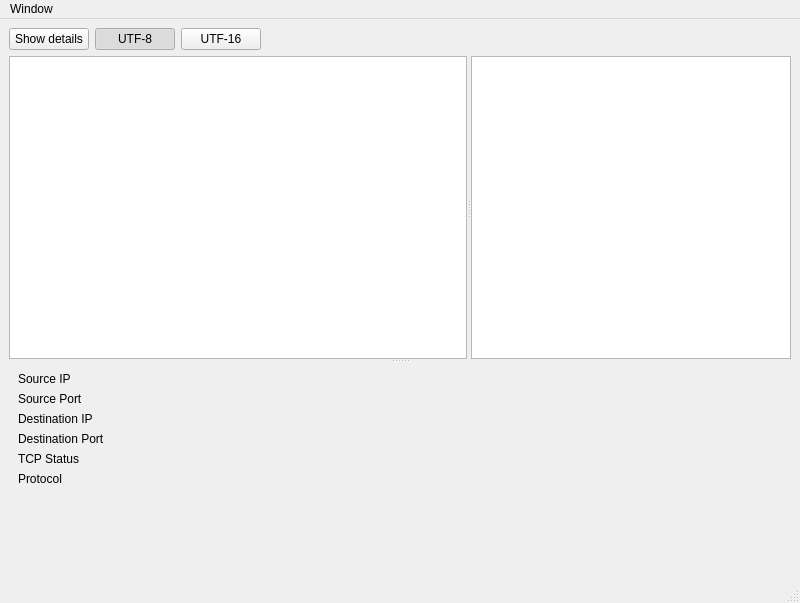
First picture: the form in mainwindow.ui, repository kikz0rsk/FlowLab-Desktop, before the edit.
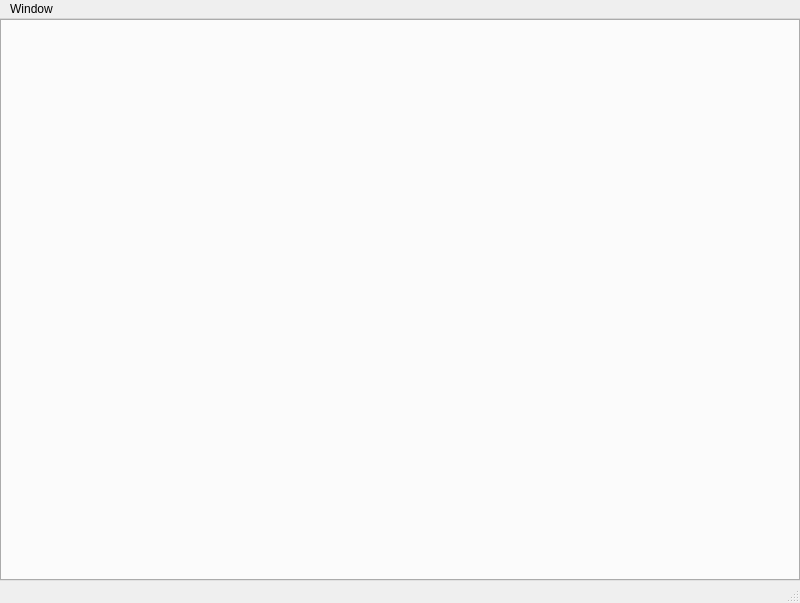
Second picture: the form after the edit.

What changed in the file:
```diff
--- a/mainwindow.ui
+++ b/mainwindow.ui
@@ -32,227 +32,24 @@
      <verstretch>1</verstretch>
     </sizepolicy>
    </property>
-   <layout class="QVBoxLayout" name="verticalLayout">
+   <layout class="QHBoxLayout" name="horizontalLayout">
+    <property name="leftMargin">
+     <number>0</number>
+    </property>
+    <property name="topMargin">
+     <number>0</number>
+    </property>
+    <property name="rightMargin">
+     <number>0</number>
+    </property>
+    <property name="bottomMargin">
+     <number>0</number>
+    </property>
     <item>
-     <layout class="QHBoxLayout" name="horizontalLayout_2">
-      <item>
-       <widget class="QPushButton" name="pushButton">
-        <property name="text">
-         <string>Show details</string>
-        </property>
-       </widget>
-      </item>
-      <item>
-       <widget class="QPushButton" name="utf8Button">
-        <property name="sizePolicy">
-         <sizepolicy hsizetype="Minimum" vsizetype="Fixed">
-          <horstretch>0</horstretch>
-          <verstretch>0</verstretch>
-         </sizepolicy>
-        </property>
-        <property name="text">
-         <string>UTF-8</string>
-        </property>
-        <property name="checkable">
-         <bool>true</bool>
-        </property>
-        <property name="checked">
-         <bool>true</bool>
-        </property>
-        <property name="autoDefault">
-         <bool>false</bool>
-        </property>
-        <property name="flat">
-         <bool>false</bool>
-        </property>
-       </widget>
-      </item>
-      <item>
-       <widget class="QPushButton" name="utf16Button">
-        <property name="text">
-         <string>UTF-16</string>
-        </property>
-        <property name="checkable">
-         <bool>true</bool>
-        </property>
-        <property name="checked">
-         <bool>false</bool>
-        </property>
-       </widget>
-      </item>
-      <item>
-       <spacer name="horizontalSpacer">
-        <property name="orientation">
-         <enum>Qt::Orientation::Horizontal</enum>
-        </property>
-        <property name="sizeHint" stdset="0">
-         <size>
-          <width>40</width>
-          <height>20</height>
-         </size>
-        </property>
-       </spacer>
-      </item>
-     </layout>
-    </item>
-    <item>
-     <widget class="QSplitter" name="splitter_2">
-      <property name="sizePolicy">
-       <sizepolicy hsizetype="Expanding" vsizetype="Expanding">
-        <horstretch>1</horstretch>
-        <verstretch>1</verstretch>
-       </sizepolicy>
+     <widget class="QTabWidget" name="tabWidget">
+      <property name="currentIndex">
+       <number>-1</number>
       </property>
-      <property name="maximumSize">
-       <size>
-        <width>16777215</width>
-        <height>16777215</height>
-       </size>
-      </property>
-      <property name="frameShape">
-       <enum>QFrame::Shape::NoFrame</enum>
-      </property>
-      <property name="orientation">
-       <enum>Qt::Orientation::Vertical</enum>
-      </property>
-      <widget class="QSplitter" name="splitter">
-       <property name="sizePolicy">
-        <sizepolicy hsizetype="Expanding" vsizetype="Expanding">
-         <horstretch>0</horstretch>
-         <verstretch>0</verstretch>
-        </sizepolicy>
-       </property>
-       <property name="orientation">
-        <enum>Qt::Orientation::Horizontal</enum>
-       </property>
-       <widget class="QListView" name="listView">
-        <property name="sizePolicy">
-         <sizepolicy hsizetype="Expanding" vsizetype="Expanding">
-          <horstretch>10</horstretch>
-          <verstretch>0</verstretch>
-         </sizepolicy>
-        </property>
-        <property name="selectionBehavior">
-         <enum>QAbstractItemView::SelectionBehavior::SelectRows</enum>
-        </property>
-       </widget>
-       <widget class="QTextEdit" name="connectionStream">
-        <property name="sizePolicy">
-         <sizepolicy hsizetype="Expanding" vsizetype="Expanding">
-          <horstretch>7</horstretch>
-          <verstretch>0</verstretch>
-         </sizepolicy>
-        </property>
-        <property name="font">
-         <font>
-          <family>Lucida Console</family>
-         </font>
-        </property>
-        <property name="undoRedoEnabled">
-         <bool>false</bool>
-        </property>
-        <property name="readOnly">
-         <bool>true</bool>
-        </property>
-        <property name="acceptRichText">
-         <bool>false</bool>
-        </property>
-       </widget>
-      </widget>
-      <widget class="QFrame" name="formFrame">
-       <property name="sizePolicy">
-        <sizepolicy hsizetype="Expanding" vsizetype="Expanding">
-         <horstretch>0</horstretch>
-         <verstretch>0</verstretch>
-        </sizepolicy>
-       </property>
-       <layout class="QFormLayout" name="formLayout">
-        <item row="0" column="0">
-         <widget class="QLabel" name="label">
-          <property name="text">
-           <string>Source IP</string>
-          </property>
-         </widget>
-        </item>
-        <item row="0" column="1">
-         <widget class="QLabel" name="sourceIpText">
-          <property name="text">
-           <string/>
-          </property>
-         </widget>
-        </item>
-        <item row="1" column="0">
-         <widget class="QLabel" name="label_3">
-          <property name="text">
-           <string>Source Port</string>
-          </property>
-         </widget>
-        </item>
-        <item row="1" column="1">
-         <widget class="QLabel" name="sourcePortText">
-          <property name="text">
-           <string/>
-          </property>
-         </widget>
-        </item>
-        <item row="2" column="0">
-         <widget class="QLabel" name="label_5">
-          <property name="text">
-           <string>Destination IP</string>
-          </property>
-         </widget>
-        </item>
-        <item row="2" column="1">
-         <widget class="QLabel" name="destinationIpText">
-          <property name="text">
-           <string/>
-          </property>
-         </widget>
-        </item>
-        <item row="3" column="0">
-         <widget class="QLabel" name="label_7">
-          <property name="text">
-           <string>Destination Port</string>
-          </property>
-         </widget>
-        </item>
-        <item row="3" column="1">
-         <widget class="QLabel" name="destinationPortText">
-          <property name="text">
-           <string/>
-          </property>
-         </widget>
-        </item>
-        <item row="4" column="0">
-         <widget class="QLabel" name="label_2">
-          <property name="text">
-           <string>TCP Status</string>
-          </property>
-         </widget>
-        </item>
-        <item row="4" column="1">
-         <widget class="QLabel" name="tcpStatusText">
-          <property name="text">
-           <string/>
-          </property>
-         </widget>
-        </item>
-        <item row="5" column="0">
-         <widget class="QLabel" name="label_4">
-          <property name="text">
-           <string>Protocol</string>
-          </property>
-         </widget>
-        </item>
-        <item row="5" column="1">
-         <widget class="QLabel" name="protocolText">
-          <property name="text">
-           <string/>
-          </property>
-         </widget>
-        </item>
-       </layout>
-      </widget>
      </widget>
     </item>
    </layout>
```
